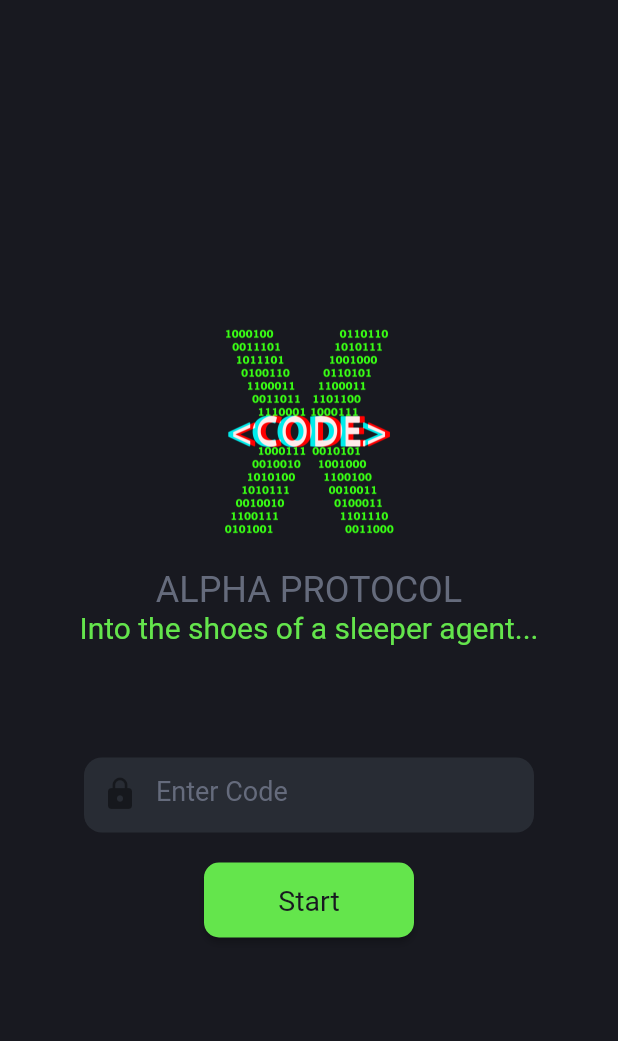
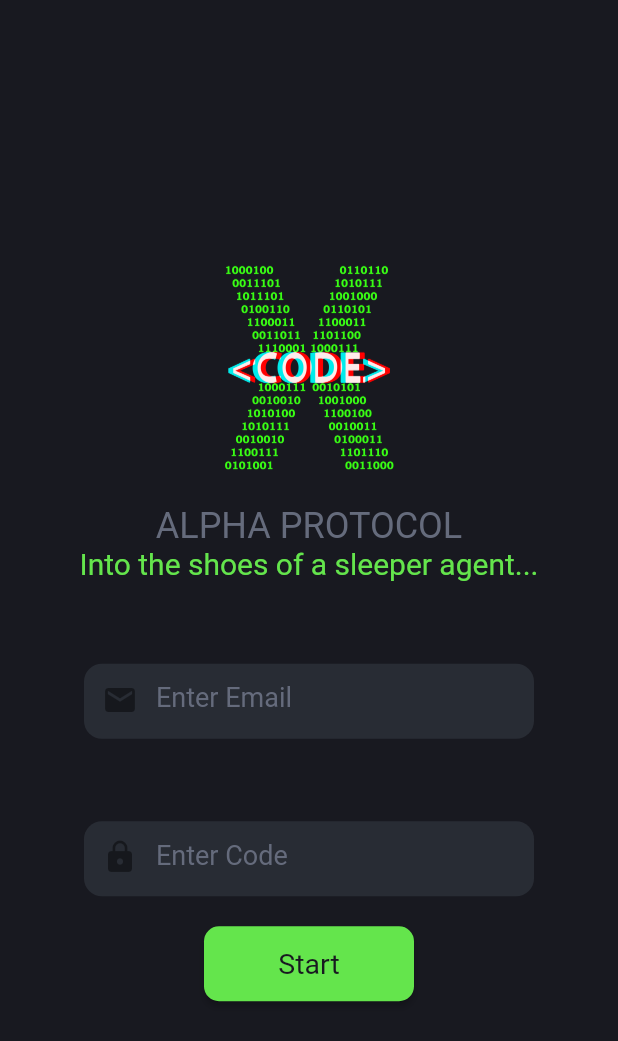
Before and after one commit to Erenyeager31/alpha_protocol, a Flutter app: the screen it shows after launch, on a phone screen of 412 x 824 dp. Shown: the top 1041 px of the screen. Run offline on Flutter 3.47's test engine with Material 2 defaults, Android fonts, the phone set to English and light mode, and no system bars; drawn by our look-alikes of animated_text_kit; our stand-ins replace cached_network_image, google_fonts; missing offline and left inert: dart:ffi, flutter_barcode_scanner, flutter_image, flutter_windowmanager; Roboto replaces fonts that are missing (Varela).

Commit message:
Adding email Field

```diff
--- a/lib/errorPage.dart
+++ b/lib/errorPage.dart
@@ -6,11 +6,12 @@ import 'package:http/http.dart' as http;
 import 'package:flutter/material.dart';
 
 class errorPage extends StatefulWidget {
-  String otp;
+  // String otp;
   int level;
   double time;
+  String email;
   errorPage(
-      {required this.otp,
+      {required this.email,
       required this.level,
       required this.time,});
 
@@ -44,7 +45,7 @@ class _errorPageState extends State<errorPage> {
         },
         body: jsonEncode([
           {
-            "otp": widget.otp,
+            "email": widget.email,
             "level": widget.level,
             "time" : widget.time
           }
--- a/lib/home_page.dart
+++ b/lib/home_page.dart
@@ -17,17 +17,19 @@ class home_page extends StatefulWidget {
 }
 
 class _home_pageState extends State<home_page> {
-
   // variables
   late String resp;
   final otp = TextEditingController();
-  bool isLoading  = false;
+  final email = TextEditingController();
+  bool isLoading = false;
 
   //Snackbar
-  void showSnackBar(BuildContext context,text) {
+  void showSnackBar(BuildContext context, text) {
     final snackBar = SnackBar(
-      content: Text(text,
-        style: TextStyle(color: const Color(0xff181920),
+      content: Text(
+        text,
+        style: TextStyle(
+            color: const Color(0xff181920),
             fontFamily: GoogleFonts.varela().fontFamily),
       ),
       backgroundColor: const Color(0xff64E54C),
@@ -41,22 +43,26 @@ class _home_pageState extends State<home_page> {
   Future<void> logUser() async {
     // ignore: unused_local_variable
     //! This part calls the api and checks the otp , based on which a response is sent back to device
-    // http.Response resp = await http.post(
-    //   Uri.parse('https://alphaprotocol.herokuapp.com/ap/verotp'),
-    //   headers: <String, String>{
-    //     'Content-Type': 'application/json; charset=UTF-8',
-    //   },
-    //   body: jsonEncode([
-    //     {"code":otp.text}
-    //   ]),
-    // );
-
+    http.Response resp = await http.post(
+      // Uri.parse('https://alphaprotocol.herokuapp.com/ap/verotp'),
+      Uri.parse('https://d0ed-139-5-239-162.ngrok-free.app/ap/verotp'),
+      headers: <String, String>{
+        'Content-Type': 'application/json; charset=UTF-8',
+      },
+      body: jsonEncode([
+        {"code":otp.text,"email":email.text}
+      ]),
+    );
 
     //! Due to some reasons there is no response coming from the server
     // Navigator.of(context).pop();
     print("yaha dekho $otp.text");
 
-    Navigator.pushNamed(context, '/quiz_page', arguments: otp.text,);
+    // Navigator.pushNamed(
+    //   context,
+    //   '/quiz_page',
+    //   arguments: otp.text,
+    // );
     // if(resp.statusCode==200){
     //   Navigator.of(context).pop();
     //   // Navigator.of(context).push(MaterialPageRoute(builder: (context)=>quizPage(otp : otp.text)));
@@ -68,17 +74,19 @@ class _home_pageState extends State<home_page> {
     //   showSnackBar(context, 'Invalid Code');
     // }
     // otp.clear();
+    final res_code = resp.statusCode;
+    showSnackBar(context, "$res_code");
   }
 
   void startGame() {
-
-    showDialog(context: context, builder: (context){
+    showDialog(
+        context: context,
+        builder: (context) {
           return const Center(child: CircularProgressIndicator());
         });
 
     logUser();
     //Navigator.of(context).push(MaterialPageRoute(builder: (context)=>quizPage(otp : otp.text)));
-
   }
 
   @override
@@ -90,32 +98,51 @@ class _home_pageState extends State<home_page> {
           mainAxisAlignment: MainAxisAlignment.center,
           crossAxisAlignment: CrossAxisAlignment.center,
           children: [
-                    const Image(height:180,image: AssetImage('assets/codex.png')),
-                    const Text('ALPHA PROTOCOL',style: TextStyle(color: Color(0xff656b7c))),
+            const Image(height: 180, image: AssetImage('assets/codex.png')),
+            const Text('ALPHA PROTOCOL',
+                style: TextStyle(color: Color(0xff656b7c))),
             AnimatedTextKit(
               repeatForever: true,
               animatedTexts: [
-
                 TypewriterAnimatedText('Into the shoes of a sleeper agent...',
-                          textStyle: const TextStyle(fontSize:20),
+                    textStyle: const TextStyle(fontSize: 20),
                     cursor: '|',
-                          speed :const Duration(milliseconds: 90)
-                        ),
+                    speed: const Duration(milliseconds: 90)),
               ],
             ),
             const SizedBox(height: 55),
             Padding(
-                      padding: const EdgeInsets.all(20.0),
+              padding: const EdgeInsets.only(left: 20.0,right: 20.0),
               child: Container(
                 width: 300,
                 height: 50,
                 decoration: BoxDecoration(
-                          color : const Color(0xff282c34),
-                          borderRadius: BorderRadius.circular(12)
+                    color: const Color(0xff282c34),
+                    borderRadius: BorderRadius.circular(12)),
+                child: TextField(
+                  style: const TextStyle(color: Colors.green, fontSize: 18),
+                  controller: otp,
+                  decoration: const InputDecoration(
+                    prefixIcon: Icon(Icons.email),
+                    hintText: "Enter Email",
+                    hintStyle: TextStyle(color: Color(0xff656b7c)),
+                    border: InputBorder.none,
                   ),
+                ),
+              ),
+            ),
+            const SizedBox(height: 55),
+            Padding(
+              padding: const EdgeInsets.only(bottom: 20.0,right: 20.0,left: 20.0),
+              child: Container(
+                width: 300,
+                height: 50,
+                decoration: BoxDecoration(
+                    color: const Color(0xff282c34),
+                    borderRadius: BorderRadius.circular(12)),
                 child: TextField(
-                          style: const TextStyle(color: Colors.green,fontSize: 18),
-                          controller: otp,
+                  style: const TextStyle(color: Colors.green, fontSize: 18),
+                  controller: email,
                   decoration: const InputDecoration(
                     prefixIcon: Icon(Icons.lock),
                     hintText: "Enter Code",
@@ -125,11 +152,9 @@ class _home_pageState extends State<home_page> {
                 ),
               ),
             ),
-
             ElevatedButton(
               style: Theme.button1,
               child: const Text("Start"),
-
               onPressed: () {
                 setState(() {
                   isLoading = true;
@@ -138,7 +163,6 @@ class _home_pageState extends State<home_page> {
                 setState(() {
                   isLoading = false;
                 });
-
               },
             )
           ],
--- a/lib/main.dart
+++ b/lib/main.dart
@@ -38,7 +38,7 @@ class MyApp extends StatelessWidget {
         // '/': (context) => options(),
         // '/test' : (context) => testPage(),
         // '/intro': (context) => start_page(),
-        '/quiz_page': (context) => quiz_page(otp: '1',),
+        '/quiz_page': (context) => quiz_page(otp: '1',email:'',),
         // '/master_clue': (context) => master_clue(),
         // '/': (context) => riddle_page(),
       },
--- a/lib/quiz_page.dart
+++ b/lib/quiz_page.dart
@@ -44,8 +44,10 @@ class quiz_page extends StatefulWidget {
   String otp;
   // int i;
   int ms_clue = 0;
+  String email;
   quiz_page({
     required this.otp,
+    required this.email
   });
 
   @override
@@ -254,7 +256,7 @@ class _quiz_pageState extends State<quiz_page> {
               },
               body: jsonEncode([
                 {
-                  "otp": widget.otp,
+                  "email": widget.email,
                   "level": index,
                   "time": double.parse(returnTime(mainSec - sec)),
                   // "minute": returnTime(mainSec - sec)[1],
@@ -269,7 +271,7 @@ class _quiz_pageState extends State<quiz_page> {
           } on SocketException catch (e) {
             Navigator.of(context).push(MaterialPageRoute(
                 builder: (context) => errorPage(
-                    otp: widget.otp,
+                    email: widget.email,
                     level: index,
                     time: double.parse(returnTime(mainSec - sec)))));
           }
```
Lines whose indentation alone changed are shown as unchanged.
